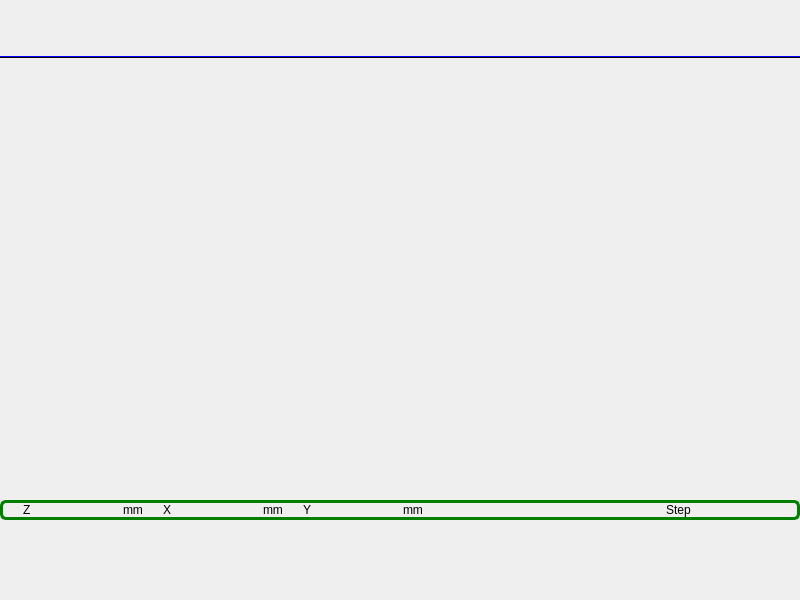
Qt form mainframe.ui (GaussCheng/2-5AxisPunch) before a commit.
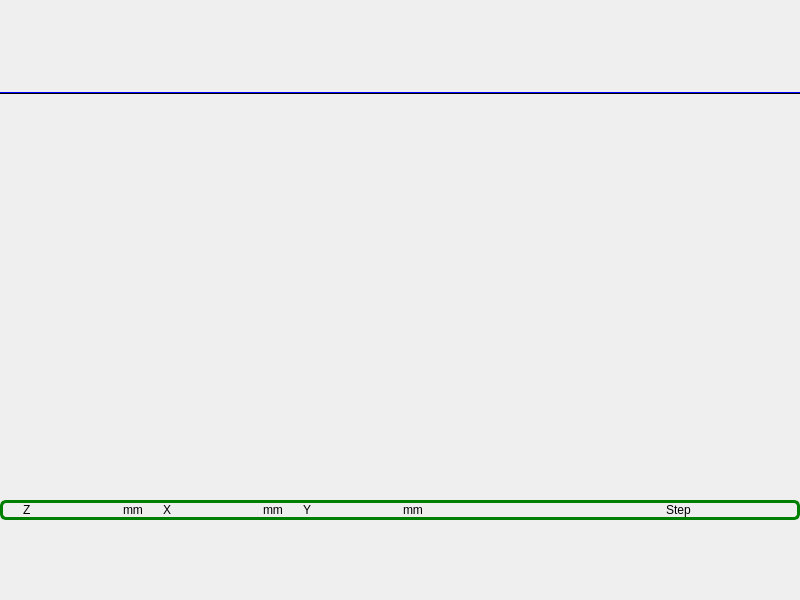
The same form after that commit. Custom widgets are drawn as their Qt base class.

The edit to the form file:
```diff
--- a/mainframe.ui
+++ b/mainframe.ui
@@ -32,14 +32,14 @@
       <widget class="ICSystemStatusFrame" name="systemStatusFrame">
        <property name="minimumSize">
         <size>
-         <width>167</width>
-         <height>36</height>
+         <width>246</width>
+         <height>50</height>
         </size>
        </property>
        <property name="maximumSize">
         <size>
-         <width>167</width>
-         <height>36</height>
+         <width>246</width>
+         <height>50</height>
         </size>
        </property>
        <property name="frameShape">
@@ -55,13 +55,13 @@
        <property name="minimumSize">
         <size>
          <width>0</width>
-         <height>36</height>
+         <height>50</height>
         </size>
        </property>
        <property name="maximumSize">
         <size>
          <width>16777215</width>
-         <height>36</height>
+         <height>50</height>
         </size>
        </property>
       </widget>
@@ -69,6 +69,7 @@
     </layout>
    </item>
    <item>
+    <widget class="QWidget" name="infoContainer" native="true">
     <layout class="QHBoxLayout" name="horizontalLayout_7">
      <item>
       <spacer name="horizontalSpacer_3">
@@ -107,6 +108,7 @@
       </spacer>
      </item>
     </layout>
+    </widget>
    </item>
    <item>
     <widget class="QFrame" name="centerPageFrame">
```
Lines whose indentation alone changed are shown as unchanged.
